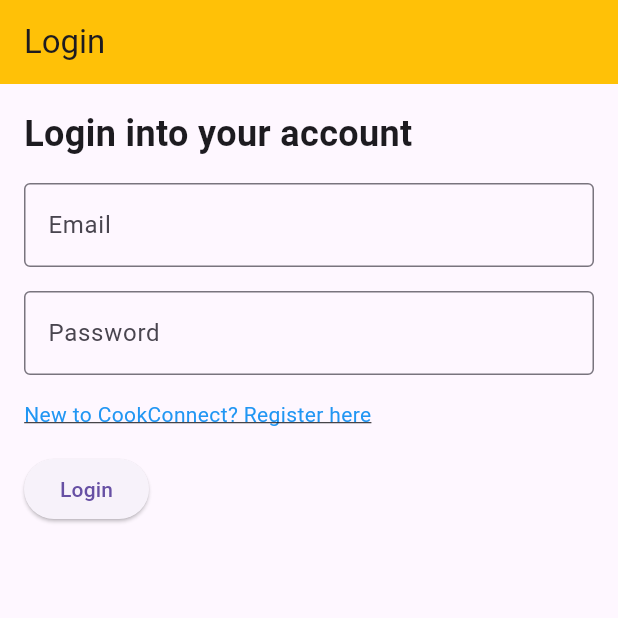
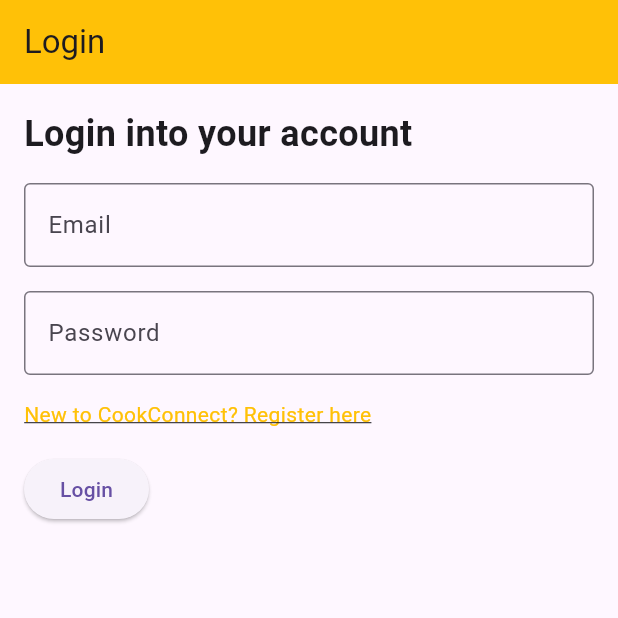
Before and after one commit to Raghavendra-J-R/cookConnect, a Flutter app: the screen it shows after launch, on a phone screen of 412 x 824 dp, the top half of it. Run offline on Flutter 3.47's test engine with Material 3 defaults, Android fonts, the phone set to English and light mode, and no system bars; our stand-ins replace carousel_slider, firebase_auth, firebase_core, firebase_database; accounts and stored records are empty.

Commit message:
color updated

```diff
--- a/lib/login_page.dart
+++ b/lib/login_page.dart
@@ -40,10 +40,10 @@ class _LoginPageState extends State<LoginPage> {
                   MaterialPageRoute(builder: (context) => RegistrationPage()),
                 );
               },
-              child: Text(
+              child: const Text(
                 'New to CookConnect? Register here',
                 style: TextStyle(
-                  color: Colors.blue,
+                  color: Colors.amber,
                   decoration: TextDecoration.underline,
                 ),
               ),
```
